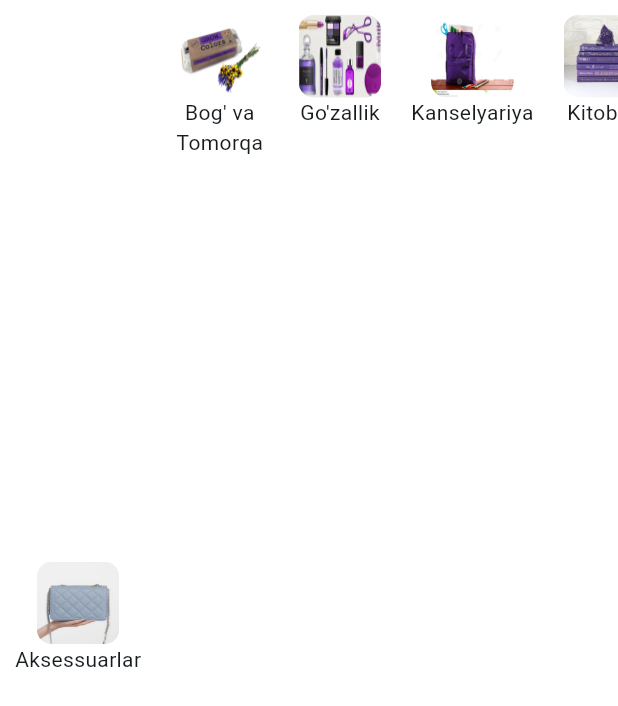
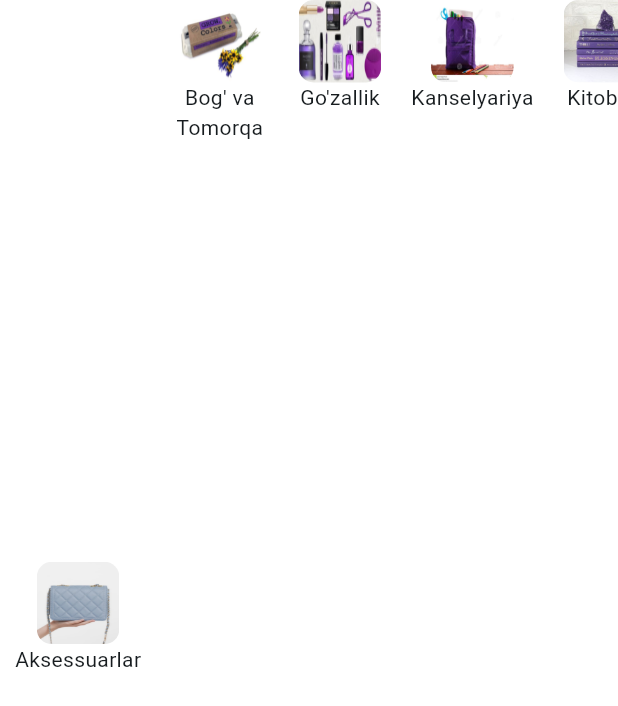
Before and after one commit to Zuhriddinov-O/v1_shaptoli, a Flutter app: what singleChildScrollView() shows on an empty page, opened directly, on a phone screen of 412 x 824 dp. Shown: the top 706 px of the screen. Run offline on Flutter 3.47's test engine with Material 3 defaults, Android fonts, the light colour scheme and no system bars; our stand-ins replace contained_tab_bar_view, gap, google_fonts, shared_preferences; accounts and stored records are empty; network calls fail.

Commit message:
flexed items

```diff
--- a/lib/pages/main_page.dart
+++ b/lib/pages/main_page.dart
@@ -278,6 +278,7 @@ class _MainPageState extends State<MainPage> {
               ),
             ),
             singleChildScrollView(context),
+            const Gap(7,color: Colors.transparent),
             Container(
               height: 750,
               width: double.infinity,
--- a/lib/widgets/scrollable_categories.dart
+++ b/lib/widgets/scrollable_categories.dart
@@ -15,8 +15,6 @@ Container singleChildScrollView(BuildContext context) {
   return Container(
     color: Colors.white,
     width: MediaQuery.of(context).size.width,
-    child: Padding(
-      padding: const EdgeInsets.symmetric(vertical: 10),
     child: SingleChildScrollView(
       controller: ScrollController(),
       scrollDirection: Axis.horizontal,
@@ -361,6 +359,5 @@ Container singleChildScrollView(BuildContext context) {
         ],
       ),
     ),
-    ),
   );
 }
```
Lines whose indentation alone changed are shown as unchanged.
